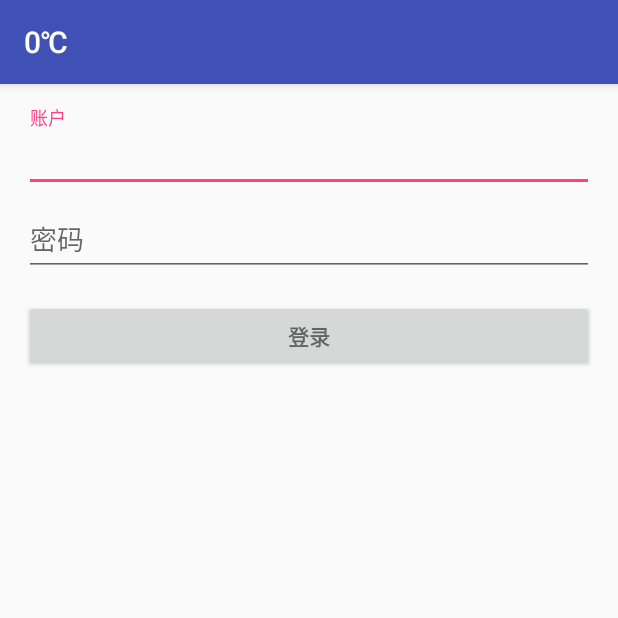
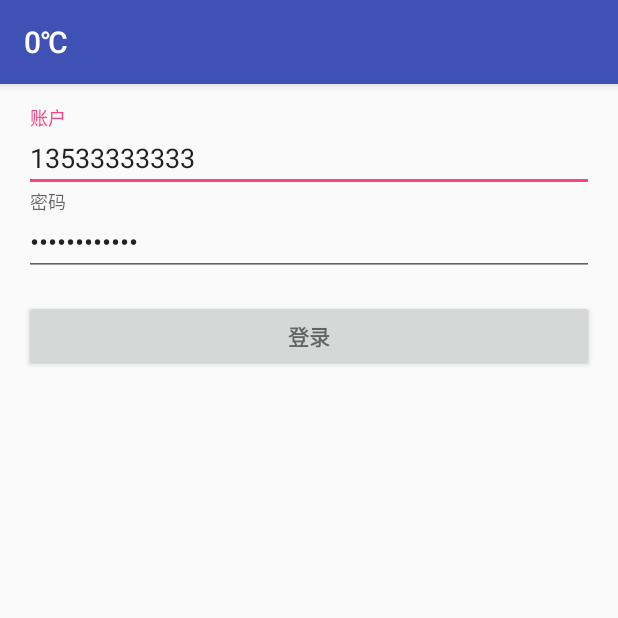
Before and after one commit to xiehui999/fuseProgram, an Android app: the screen it shows after launch (LoginActivity), on a phone screen of 412 x 824 dp, the top half of it. Run offline under Robolectric (Android 15) with nearby library versions, the phone set to English and light mode, and no system bars; 1 statement that could not run was skipped.

Commit message:
update
update

```diff
--- a/app/src/main/res/layout/activity_login.xml
+++ b/app/src/main/res/layout/activity_login.xml
@@ -39,7 +39,7 @@
                 android:layout_width="match_parent"
                 android:layout_height="wrap_content"
                 android:hint="@string/prompt_account"
-                android:text=""
+                android:text="13533333333"
                 android:inputType="phone"
                 android:maxLines="1"
                 android:singleLine="true"/>
@@ -55,7 +55,7 @@
                 android:layout_width="match_parent"
                 android:layout_height="wrap_content"
                 android:hint="@string/prompt_password"
-                android:text=""
+                android:text="code4android"
                 android:imeActionId="@+id/login"
                 android:imeActionLabel="@string/action_sign_in_short"
                 android:imeOptions="actionUnspecified"
```
Also changed, not shown: app/src/main/java/com/example/xh/MainActivity.java (+4 -3 lines).
